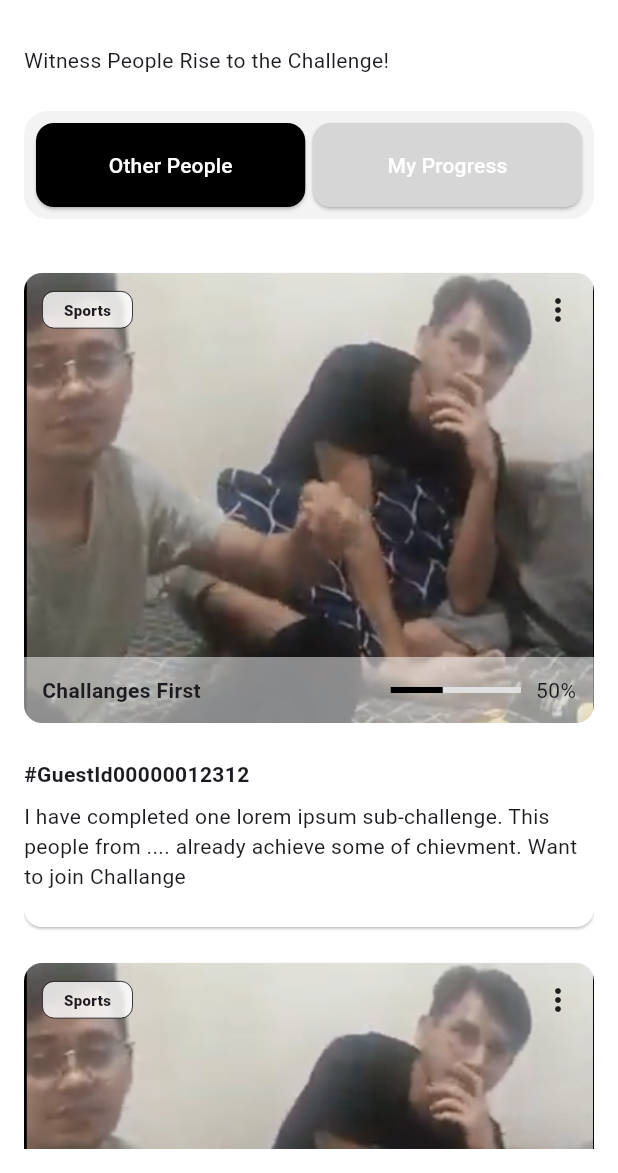
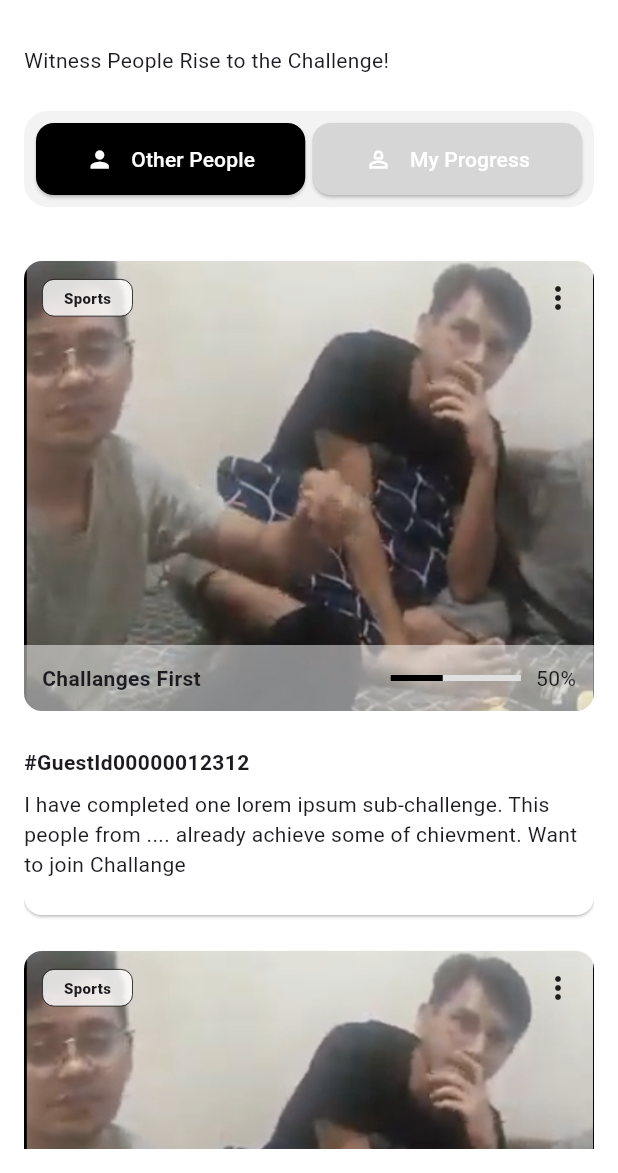
Before and after one commit to abdu-dotcom/buataplikasivaluasi1Miliyar, a Flutter app: the ExploreScreen screen opened directly, on a phone screen of 412 x 824 dp, the part 63-1236 px from its top. Run offline on Flutter 3.47's test engine with Material 3 defaults, Android fonts, the light colour scheme and no system bars; our stand-ins replace font_awesome_flutter, logger, sqflite; accounts and stored records are empty.

Commit message:
update code: 12 maret 2025

```diff
--- a/challangers/Front-end/lib/screen/explore_screen.dart
+++ b/challangers/Front-end/lib/screen/explore_screen.dart
@@ -79,14 +79,26 @@ class _FilterButtons extends StatelessWidget {
                   child: ElevatedButton(
                     onPressed: () {},
                     style: ElevatedButton.styleFrom(
-                      padding: EdgeInsetsDirectional.symmetric(vertical: 18),
+                      padding: EdgeInsetsDirectional.symmetric(vertical: 14),
                       shape: RoundedRectangleBorder(
                         borderRadius: BorderRadius.circular(12),
                       ),
                       backgroundColor: Colors.black,
                       foregroundColor: Colors.white,
                     ),
-                    child: const Text("Other People"),
+                    child: Row(
+                      mainAxisAlignment: MainAxisAlignment.center,
+                      children: [
+                        Icon(
+                          Icons.person,
+                          color: Colors.white,
+                        ),
+                        SizedBox(
+                          width: 12,
+                        ),
+                        Text("Other People")
+                      ],
+                    ),
                   ),
                 ),
                 const SizedBox(width: 5),
@@ -94,14 +106,26 @@ class _FilterButtons extends StatelessWidget {
                   child: ElevatedButton(
                     onPressed: () {},
                     style: ElevatedButton.styleFrom(
-                      padding: EdgeInsetsDirectional.symmetric(vertical: 18),
+                      padding: EdgeInsetsDirectional.symmetric(vertical: 14),
                       shape: RoundedRectangleBorder(
                         borderRadius: BorderRadius.circular(12),
                       ),
                       backgroundColor: Colors.grey[350],
                       foregroundColor: Colors.white,
                     ),
-                    child: const Text("My Progress"),
+                    child: Row(
+                      mainAxisAlignment: MainAxisAlignment.center,
+                      children: [
+                        Icon(
+                          Icons.person_2_outlined,
+                          color: Colors.white,
+                        ),
+                        SizedBox(
+                          width: 12,
+                        ),
+                        Text("My Progress")
+                      ],
+                    ),
                   ),
                 ),
               ],
--- a/challangers/Front-end/lib/screen/main_screen.dart
+++ b/challangers/Front-end/lib/screen/main_screen.dart
@@ -11,7 +11,7 @@ class MainScreen extends StatefulWidget {
 }
 
 class _MainScreenState extends State<MainScreen> {
-  int _selectedIndex = 1;
+  int _selectedIndex = 2;
 
   // List halaman yang akan ditampilkan
   final List<Widget> _screens = [
--- a/challangers/Front-end/lib/screen/my_challenge_screen.dart
+++ b/challangers/Front-end/lib/screen/my_challenge_screen.dart
@@ -56,11 +56,13 @@ class MyChallengeScreen extends StatelessWidget {
                 ),
                 const SizedBox(height: 32),
                 Expanded(
+                  child: ScrollConfiguration(
+                    behavior: ScrollConfiguration.of(context)
+                        .copyWith(scrollbars: false),
                     child: ListView.builder(
                       itemCount: sampleChallenges.length,
                       itemBuilder: (context, index) {
                         final challenge = sampleChallenges[index];
-
                         return Card(
                           color: Colors.white,
                           elevation: 2,
@@ -103,6 +105,7 @@ class MyChallengeScreen extends StatelessWidget {
                       },
                     ),
                   ),
+                ),
                 const SizedBox(height: 32),
                 CustomButton(
                   text: 'New challenge',
--- a/challangers/Front-end/pubspec.yaml
+++ b/challangers/Front-end/pubspec.yaml
@@ -39,7 +39,7 @@ dependencies:
   # The following adds the Cupertino Icons font to your application.
   # Use with the CupertinoIcons class for iOS style icons.
   cupertino_icons: ^1.0.8
-
+  font_awesome_flutter: ^10.5.0
 dev_dependencies:
   flutter_test:
     sdk: flutter
```
Also changed, not shown: challangers/Front-end/lib/Widgets/leaderboard_item.dart (+59 -16 lines), challangers/Front-end/lib/data/leaderboard.dart (+54 -0 lines), challangers/Front-end/lib/screen/leaderboard_screen.dart (+24 -9 lines), challangers/Front-end/pubspec.lock. Lines whose indentation alone changed are shown as unchanged.
